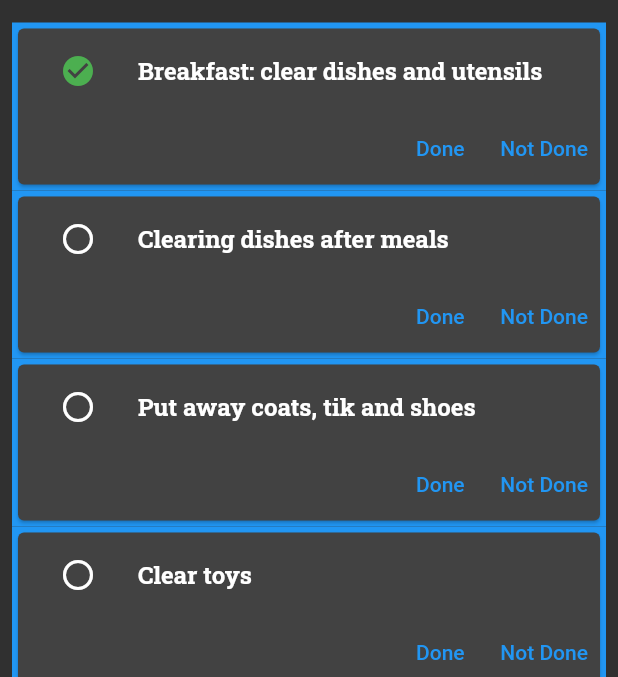
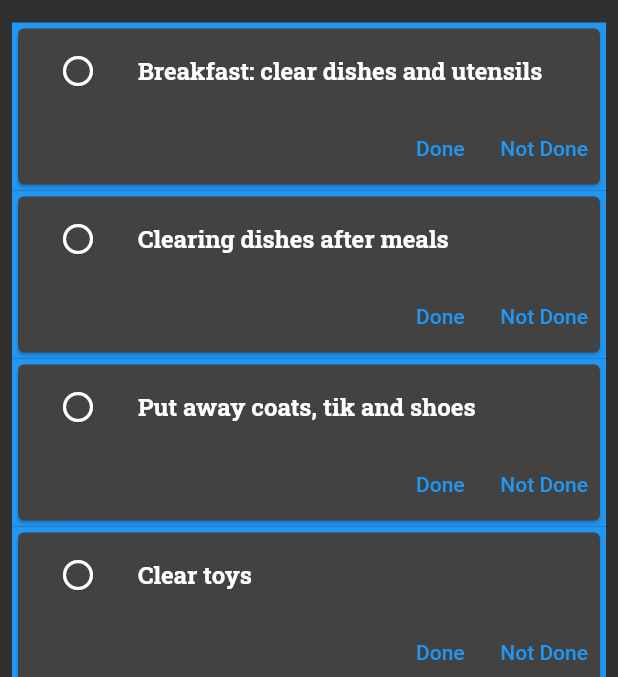
Before and after one commit to DewofyourYouth/chores, a Flutter app: the KidsChoresPage screen opened directly with empty values, after a tap on the "radio button unchecked" icon, after a tap on "Done", on a phone screen of 412 x 824 dp, the part 150-827 px from its top. Run offline on Flutter 3.47's test engine with Material 2 defaults, Android fonts, the phone set to English and light mode, and no system bars; our stand-ins replace flutter_spinkit; missing offline and left inert: mongo_dart.

Commit message:
toggle done

```diff
--- a/lib/components/chores/chore_card.dart
+++ b/lib/components/chores/chore_card.dart
@@ -21,18 +21,11 @@ class ChoreCard extends StatefulWidget {
 class _ChoreCardState extends State<ChoreCard> {
   bool done = false;
 
-  void toggleDone() {
+  void toggleChore() {
     setState(() {
       done = !done;
     });
-  }
-
-  void markChoreAsDone() {
-    log("marking as done");
-    setState(() {
-      done = true;
-    });
-    DateTime now = DateTime.now();
+    log("marking chore as ${done ? 'done' : 'not done'}");
     ChoreLog choreLog = ChoreLog(
         calendarDay: getDay(),
         kidName: widget.name,
@@ -45,14 +38,14 @@ class _ChoreCardState extends State<ChoreCard> {
   IconButton getDoneIcon() => !done
       ? IconButton(
           icon: const Icon(Icons.radio_button_unchecked),
-          onPressed: toggleDone,
+          onPressed: toggleChore,
         )
       : IconButton(
           icon: const Icon(
             Icons.check_circle,
             color: Colors.green,
           ),
-          onPressed: toggleDone,
+          onPressed: toggleChore,
         );
 
   @override
@@ -71,9 +64,8 @@ class _ChoreCardState extends State<ChoreCard> {
         Row(
           mainAxisAlignment: MainAxisAlignment.end,
           children: [
-            TextButton(child: const Text("Done"), onPressed: markChoreAsDone),
-            TextButton(
-                onPressed: markChoreAsDone, child: const Text("Not Done"))
+            TextButton(child: const Text("Done"), onPressed: toggleChore),
+            TextButton(onPressed: toggleChore, child: const Text("Not Done"))
           ],
         )
       ],
--- a/lib/database/models/chore_log.dart
+++ b/lib/database/models/chore_log.dart
@@ -1,5 +1,7 @@
 // ignore: import_of_legacy_library_into_null_safe
 import 'dart:convert';
+
+import 'package:chores/utils/utils.dart';
 
 class ChoreLog {
   DateTime calendarDay;
@@ -35,8 +37,7 @@ class ChoreLog {
 
   Map<String, dynamic> toMap() {
     return {
-      '_id':
-          "${calendarDay.toString()}:$kidName:${chore.split(' ').map((s) => s.trim()).join('')}",
+      '_id': createChoreLogId(calendarDay, kidName, chore),
       'calendarDay': calendarDay,
       'kidName': kidName,
       'chore': chore,
--- a/lib/database/queries.dart
+++ b/lib/database/queries.dart
@@ -3,6 +3,7 @@ import 'dart:developer';
 import 'package:chores/components/kids/kid_card.dart';
 import 'package:chores/database/models/chore_log.dart';
 import 'package:chores/secrets.dart';
+import 'package:chores/utils/utils.dart';
 import 'package:flutter/material.dart';
 import 'package:mongo_dart/mongo_dart.dart';
 
@@ -59,6 +60,10 @@ FutureBuilder getMongoKidsWidgets() {
 void insertChore(ChoreLog chore) async {
   var choreLogCollection = await getCollection('chore-log');
   log("Logging chore");
-  await choreLogCollection.insertAll([chore.toMap()]);
+  await choreLogCollection.updateOne(
+      where.eq('_id',
+          createChoreLogId(chore.calendarDay, chore.kidName, chore.chore)),
+      modify.set("done", chore.isDone),
+      upsert: true);
   log("${chore.toString()} logged");
 }
--- /dev/null
+++ b/lib/utils/utils.dart
@@ -0,0 +1,5 @@
+String createChoreLogId(DateTime date, String kidName, String chore) {
+  date = DateTime(date.year, date.month, date.day);
+  var choreStripped = chore.split(' ').map((s) => s.trim()).join('');
+  return "${date.toString()}:$kidName:$choreStripped";
+}
```
